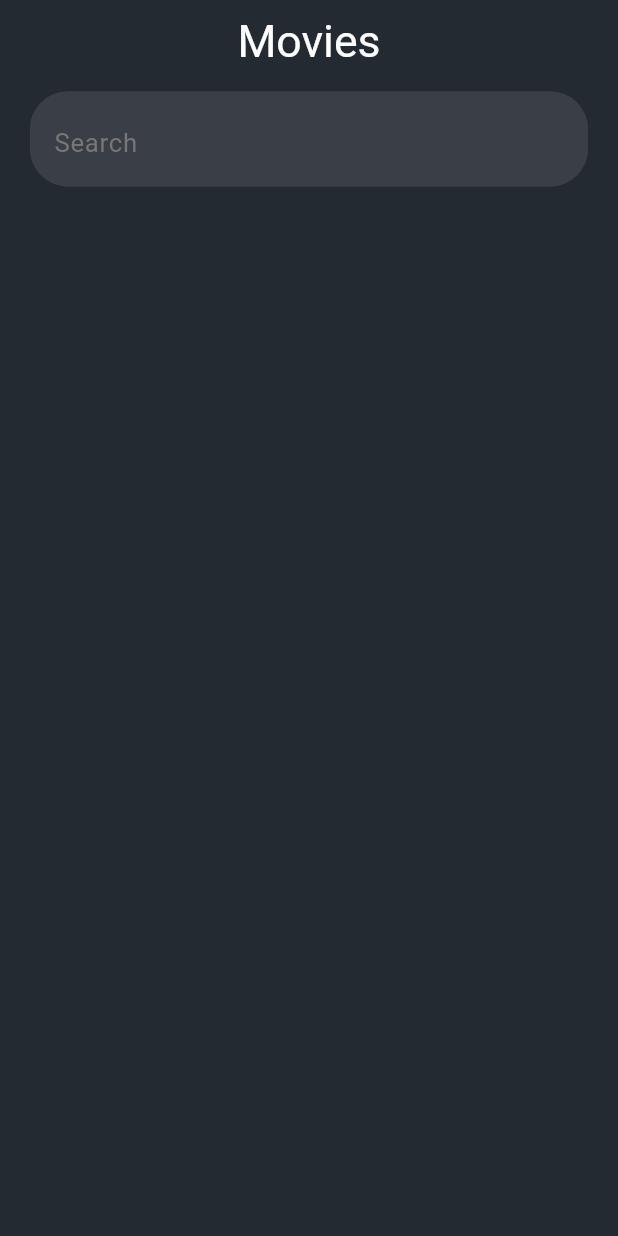
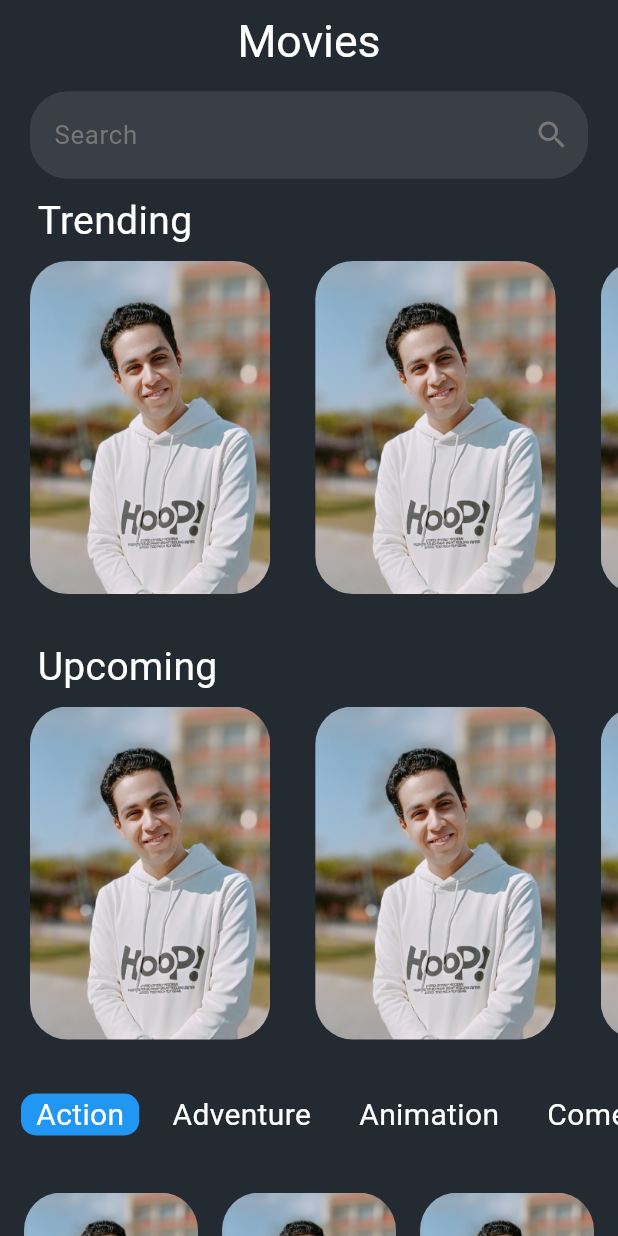
Before and after one commit to abdelrahman6644/FilmVault, a Flutter app: the screen it shows after launch, on a phone screen of 412 x 824 dp. Run offline on Flutter 3.47's test engine with Material 3 defaults, Android fonts, the phone set to English and light mode, and no system bars; our stand-ins replace flutter_screenutil.

Commit message:
home page ui

```diff
--- /dev/null
+++ b/lib/DataBase/generes_types.dart
@@ -0,0 +1,24 @@
+
+// ignore_for_file: file_names
+
+List<Map<String, dynamic>> genres = [
+  {"id": 28, "name": "Action"},
+  {"id": 12, "name": "Adventure"},
+  {"id": 16, "name": "Animation"},
+  {"id": 35, "name": "Comedy"},
+  {"id": 80, "name": "Crime"},
+  {"id": 99, "name": "Documentary"},
+  {"id": 18, "name": "Drama"},
+  {"id": 10751, "name": "Family"},
+  {"id": 14, "name": "Fantasy"},
+  {"id": 36, "name": "History"},
+  {"id": 27, "name": "Horror"},
+  {"id": 10402, "name": "Music"},
+  {"id": 9648, "name": "Mystery"},
+  {"id": 10749, "name": "Romance"},
+  {"id": 878, "name": "Science Fiction"},
+  {"id": 10770, "name": "TV Movie"},
+  {"id": 53, "name": "Thriller"},
+  {"id": 10752, "name": "War"},
+  {"id": 37, "name": "Western"},
+];
--- a/lib/components/customTextField.dart
+++ b/lib/Widgets/customTextField.dart
@@ -32,7 +32,7 @@ class textField extends StatelessWidget {
         cursorColor: Colors.grey,
         decoration: InputDecoration(
           //isCollapsed: true,
-          suffix: Icon(icon,
+          suffixIcon: Icon(icon,
           color: const Color.fromARGB(255, 120, 118, 118),),
           filled: true,
           fillColor: const Color(0xff3a3f47),
--- /dev/null
+++ b/lib/Widgets/genere.dart
@@ -0,0 +1,27 @@
+import 'package:flutter/material.dart';
+import 'package:movies_app/DataBase/generes_types.dart';
+import 'package:movies_app/constants.dart';
+
+class Genere extends StatelessWidget {
+  const Genere({super.key, required this.id, this.isActive = false});
+  final int id;
+  final bool isActive;
+  @override
+  Widget build(BuildContext context) {
+    return Container(
+              decoration: BoxDecoration(
+                color:isActive? Colors.blue : const Color(primaryColor),
+                border: Border.all(color: const Color(primaryColor), width: 6),
+                borderRadius: BorderRadius.circular(16),
+              ),
+              padding: const EdgeInsets.symmetric(horizontal: 10),
+              child: Text(
+                genres[id]["name"],
+                style: const TextStyle(
+                  color: Colors.white,
+                  fontSize: 20
+                ),
+              ),
+            );
+  }
+}
--- a/lib/Widgets/home_page_body.dart
+++ b/lib/Widgets/home_page_body.dart
@@ -1,19 +1,61 @@
 import 'package:flutter/material.dart';
-import 'package:movies_app/components/customTextField.dart';
+import 'package:movies_app/DataBase/generes_types.dart';
+import 'package:movies_app/Widgets/popular_movies.dart';
+import 'package:movies_app/Widgets/customTextField.dart';
+import 'package:movies_app/Widgets/genere.dart';
+import 'package:movies_app/Widgets/show_movies_by_genere.dart';
+import 'package:movies_app/Widgets/show_poster_movie.dart';
 
 class HomeBody extends StatelessWidget {
   const HomeBody({super.key});
 
   @override
   Widget build(BuildContext context) {
-    return Column(
-      children: [
+    return SingleChildScrollView(
+      scrollDirection: Axis.vertical,
+      child: Column(children: [
         textField(
           hint: 'Search',
-          onChanged: (String name) {  },
+          onChanged: (String name) {},
           icon: Icons.search,
-          ),
-      ]
+        ),
+        const SizedBox(
+          height: 5,
+        ),
+        const Row(
+          children: [
+            SizedBox(
+              width: 25,
+            ),
+            Text(
+              'Trending',
+              style: TextStyle(
+                fontSize: 26,
+                color: Colors.white,
+              ),
+            ),
+            Spacer(),
+          ],
+        ),
+        const PopularMovies(),
+        const Row(
+          children: [
+            SizedBox(
+              width: 25,
+            ),
+            Text(
+              'Upcoming',
+              style: TextStyle(
+                fontSize: 26,
+                color: Colors.white,
+              ),
+            ),
+            Spacer(),
+          ],
+        ),
+        const PopularMovies(),
+        ShowMoviesByGenere(),
+      ]),
     );
   }
 }
--- /dev/null
+++ b/lib/Widgets/popular_movies.dart
@@ -0,0 +1,33 @@
+import 'package:flutter/material.dart';
+import 'package:movies_app/Widgets/show_poster_movie.dart';
+
+class PopularMovies extends StatelessWidget {
+  const PopularMovies({
+    super.key,
+  });
+
+  @override
+  Widget build(BuildContext context) {
+    return Padding(
+      padding: const EdgeInsets.only(bottom: 30, left: 20),
+      child: Container(
+        padding: const EdgeInsets.only(
+          top: 8,
+        ),
+        height: 230,
+        child: ListView.separated(
+          separatorBuilder: (context, index) => SizedBox(width: 30,),
+          scrollDirection: Axis.horizontal,
+          itemCount: 3,
+          itemBuilder: (context, index) {
+            return ShowPoster(
+              Imageurl: 'assets/IMG_20240216_090640.jpg',
+              height: 230,
+              width: 140,
+            );
+          },
+        ),
+      ),
+    );
+  }
+}
--- /dev/null
+++ b/lib/Widgets/show_movies_by_genere.dart
@@ -0,0 +1,60 @@
+import 'package:flutter/material.dart';
+import 'package:movies_app/DataBase/generes_types.dart';
+import 'package:movies_app/Widgets/genere.dart';
+import 'package:movies_app/Widgets/show_poster_movie.dart';
+
+class ShowMoviesByGenere extends StatefulWidget {
+  ShowMoviesByGenere({
+    super.key, this.currentGenere = 0,
+  });
+  int currentGenere;
+  @override
+  State<ShowMoviesByGenere> createState() => _ShowMoviesByGenereState();
+}
+
+class _ShowMoviesByGenereState extends State<ShowMoviesByGenere> {
+  @override
+  Widget build(BuildContext context) {
+    return Column(
+      children: [
+        Container(
+          padding: EdgeInsets.only(left: 8),
+          height: 40,
+          child: ListView.builder(
+            scrollDirection: Axis.horizontal,
+            itemCount: genres.length,
+            itemBuilder: (context, index) => GestureDetector(
+              onTap: (){
+                widget.currentGenere = index;
+                setState(() {});
+              },
+              child: Genere(id: index, isActive:widget.currentGenere == index ,)
+              ),
+          ),
+        ),
+        Padding(
+          padding: const EdgeInsets.all(16),
+          child: GridView.builder(
+            shrinkWrap: true,
+            physics: NeverScrollableScrollPhysics(),
+            scrollDirection: Axis.vertical,
+            itemCount: 30,
+            gridDelegate: const SliverGridDelegateWithFixedCrossAxisCount(
+              crossAxisCount: 3,
+              childAspectRatio: 0.7,
+              mainAxisSpacing: 0,
+              crossAxisSpacing: 16,
+              ),
+
+            itemBuilder: (context, index) => Padding(
+              padding: const EdgeInsets.only(top:16.0),
+              child: ShowPoster(
+                Imageurl: 'assets/IMG_20240216_090640.jpg',
+                height: 200,
+                width: 110,),
+            ),),
+        ),
+      ],
+      );
+  }
+}
--- /dev/null
+++ b/lib/Widgets/show_poster_movie.dart
@@ -0,0 +1,27 @@
+import 'package:flutter/material.dart';
+import 'package:flutter_screenutil/flutter_screenutil.dart';
+
+class ShowPoster extends StatelessWidget {
+  ShowPoster({super.key, required this.Imageurl, required this.height, required this.width});
+  String Imageurl;
+  final int width;
+  final int height;
+  @override
+  Widget build(BuildContext context) {
+    return Padding(
+      padding: EdgeInsets.only(left: 0.sp),
+      child: GestureDetector(
+        child: Container(
+          // 140 , 200 = 7:10
+          width: width.sp,
+          height: height.sp,
+          decoration: BoxDecoration(
+            image:
+                DecorationImage(image: AssetImage(Imageurl), fit: BoxFit.cover),
+            borderRadius: BorderRadius.circular(25),
+          ),
+        ),
+      ),
+    );
+  }
+}
--- a/pubspec.yaml
+++ b/pubspec.yaml
@@ -58,7 +58,8 @@ flutter:
   uses-material-design: true
 
   # To add assets to your application, add an assets section, like this:
-  # assets:
+  assets:
+    - assets/
   #   - images/a_dot_burr.jpeg
   #   - images/a_dot_ham.jpeg
 
```
Also changed, not shown: assets/IMG_20240216_090640.jpg (added).
